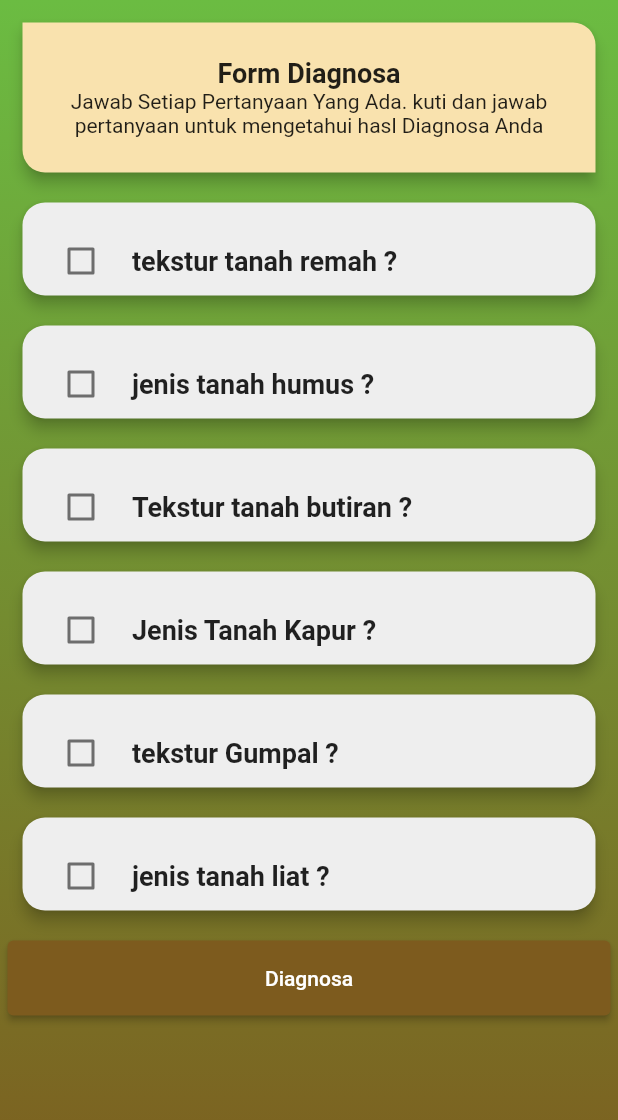
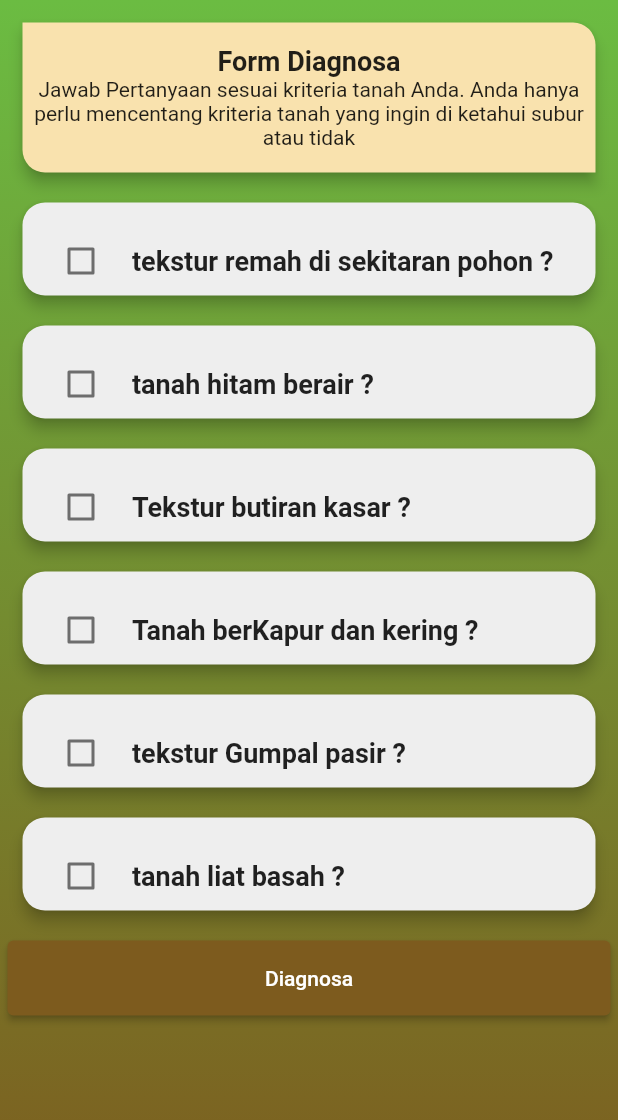
Before and after one commit to emperordeed/Kelompok-14-Apk-kesuburan-tanah, a Flutter app: the DiagnosaWidget screen opened directly, on a phone screen of 412 x 824 dp. Shown: the top 1120 px of the screen. Run offline on Flutter 3.47's test engine with Material 2 defaults, Android fonts, the phone set to English and light mode, and no system bars; our stand-ins replace auto_size_text, google_fonts; missing offline and left inert: dart:html; Roboto replaces fonts that are missing (Poppins).

Commit message:
Update diagnosa.dart

```diff
--- a/lib/pertanyaan/diagnosa.dart
+++ b/lib/pertanyaan/diagnosa.dart
@@ -17,12 +17,12 @@ class DiagnosaWidgetState extends State<DiagnosaWidget> {
   final scaffoldKey = GlobalKey<ScaffoldState>();
 
   List<String> pertanyaan = [
-    "tekstur tanah remah ?",
-    "jenis tanah humus ?",
-    "Tekstur tanah butiran ?",
-    "Jenis Tanah Kapur ?",
-    "tekstur Gumpal ?",
-    "jenis tanah liat ?",
+    "tekstur remah di sekitaran pohon ?",
+    "tanah hitam berair ?",
+    "Tekstur butiran kasar ?",
+    "Tanah berKapur dan kering ?",
+    "tekstur Gumpal pasir ?",
+    "tanah liat basah ?",
   ];
 
   bool _value1 = false;
@@ -172,7 +172,7 @@ class DiagnosaWidgetState extends State<DiagnosaWidget> {
                           ),
                         ),
                         Text(
-                          'Jawab Setiap Pertanyaan Yang Ada. kuti dan jawab pertanyaan untuk mengetahui hasl Diagnosa Anda',
+                          'Jawab Pertanyaan sesuai kriteria tanah Anda. Anda hanya perlu mencentang kriteria tanah yang ingin di ketahui subur atau tidak',
                           textAlign: TextAlign.center,
                           style: TextStyle(
                             fontFamily: 'Poppins',
@@ -515,7 +515,7 @@ class DiagnosaWidgetState extends State<DiagnosaWidget> {
   }
 
   navigatorto() {
-    if (result[0] == 1 && result[1] == 1 && result[3] == 1 && result[5] == 1) {
+   if (result[0] == 1 && result[1] ==  1 && result[5] == 1) {
       Navigator.push(
         context,
         MaterialPageRoute(
@@ -524,7 +524,7 @@ class DiagnosaWidgetState extends State<DiagnosaWidget> {
           },
         ),
       );
-    } else if (result[1] == 1 && result[4] == 1 && result[5] == 1) {
+    } else if (result[2] == 1 && result[4] == 1 && result[5] == 1) {
       Navigator.push(
         context,
         MaterialPageRoute(
```
